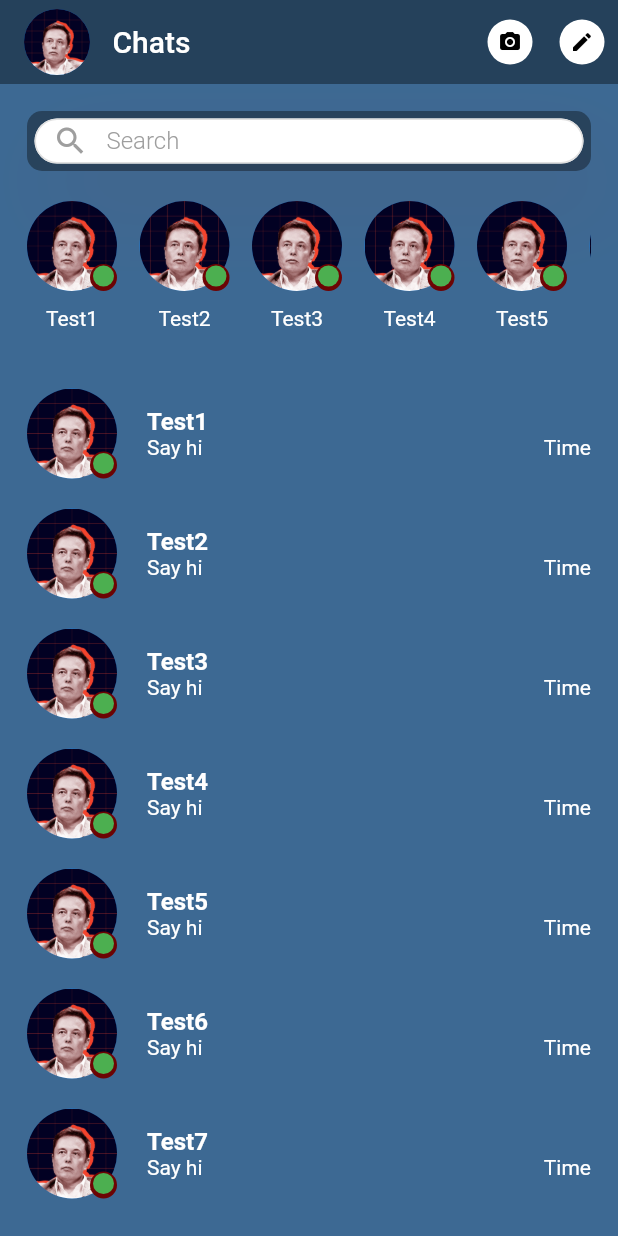
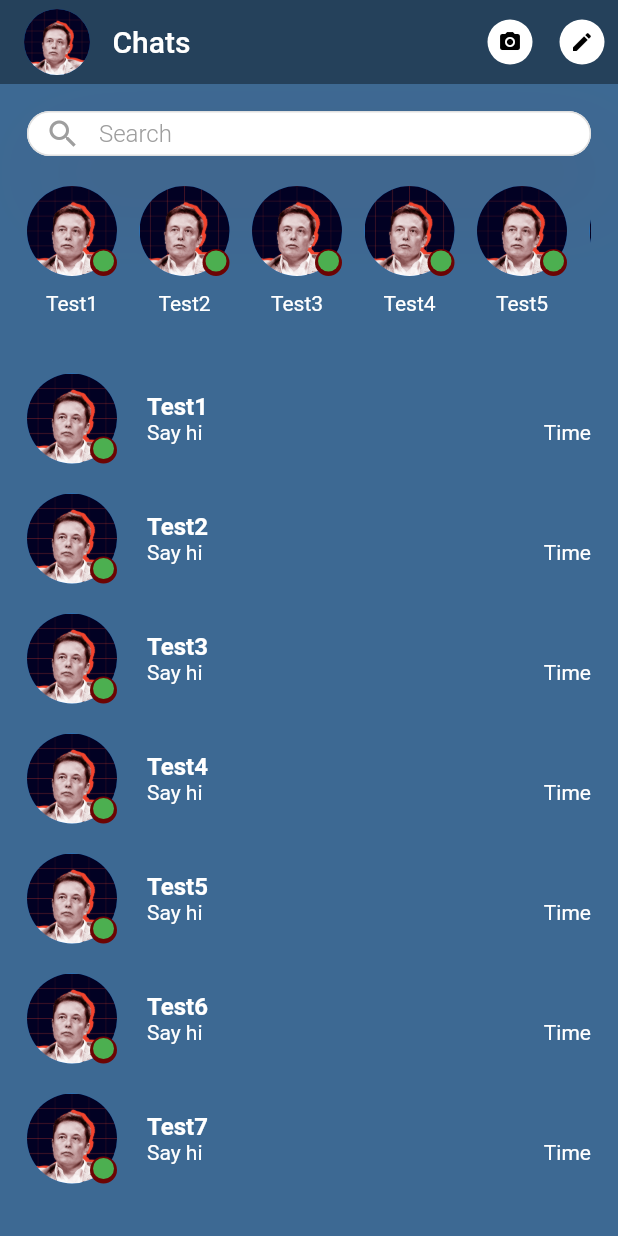
Before and after one commit to Nizar-Sweiss/Lab_11, a Flutter app: the screen it shows after launch, on a phone screen of 412 x 824 dp. Run offline on Flutter 3.47's test engine with Material 2 defaults, Android fonts, the phone set to English and light mode, and no system bars; missing offline and left inert: dart:ffi.

Commit message:
some enhancement for the messenger Screen

```diff
--- a/main/lib/Screens/messenger.dart
+++ b/main/lib/Screens/messenger.dart
@@ -83,16 +83,10 @@ class _MessengerScreenState extends State<MessengerScreen> {
           child: SingleChildScrollView(
             child:
                 Column(crossAxisAlignment: CrossAxisAlignment.start, children: [
-              Container(
-                  padding: EdgeInsets.all(5),
-                  decoration: BoxDecoration(
-                    borderRadius: BorderRadius.circular(10),
-                    color: Color.fromARGB(93, 0, 0, 0),
-                  ),
-                  child: RoundedSearchInput(
-                    hintText: "Search",
-                    textController: TextEditingController(),
-                  )),
+              RoundedSearchInput(
+                hintText: "Search",
+                textController: TextEditingController(),
+              ),
               SizedBox(
                 height: 20,
               ),
```
